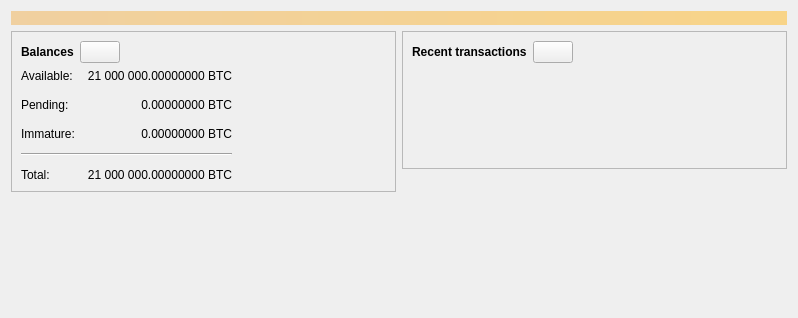
Before: the Qt Designer form src/qt/forms/overviewpage.ui in aurumcoin-au/Aurumcoin-AU, drawn with Qt 5.
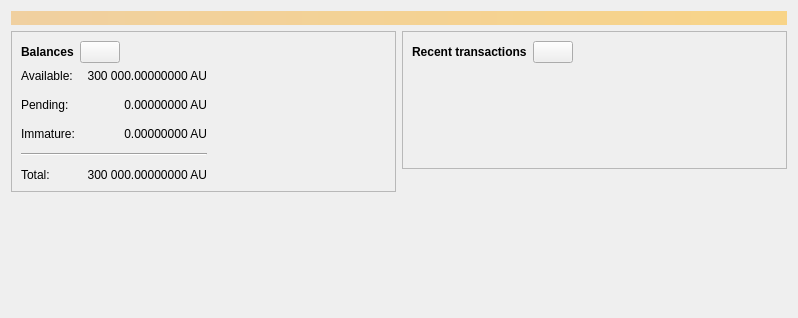
After: the same form once the commit is applied. Icons and pictures are not drawn. Custom widgets are drawn as their Qt base class.

Commit message:
Aurumcoin: GUI-Platzhalter und Schriftvorschau BTC -> AU
Platzhalter- und Vorschautexte der Formulare (Uebersicht, Ueberweisen,
Coin-Control, Zahlungsanforderung, Schriftvorschau in den Optionen)
zeigen AU statt BTC. Die Bitcoin-Maximalmenge 21 000 000 im Platzhalter
der Uebersicht ist durch die Aurumcoin-Maximalmenge 300 000 ersetzt.

What changed in the file:
```diff
--- a/src/qt/forms/overviewpage.ui
+++ b/src/qt/forms/overviewpage.ui
@@ -120,7 +120,7 @@
                <string>Total of transactions that have yet to be confirmed, and do not yet count toward the spendable balance</string>
               </property>
               <property name="text">
-               <string notr="true">0.00000000 BTC</string>
+               <string notr="true">0.00000000 AU</string>
               </property>
               <property name="alignment">
                <set>Qt::AlignRight|Qt::AlignTrailing|Qt::AlignVCenter</set>
@@ -153,7 +153,7 @@
                <string>Mined balance that has not yet matured</string>
               </property>
               <property name="text">
-               <string notr="true">0.00000000 BTC</string>
+               <string notr="true">0.00000000 AU</string>
               </property>
               <property name="alignment">
                <set>Qt::AlignRight|Qt::AlignTrailing|Qt::AlignVCenter</set>
@@ -192,7 +192,7 @@
                <string>Your current total balance</string>
               </property>
               <property name="text">
-               <string notr="true">21 000 000.00000000 BTC</string>
+               <string notr="true">300 000.00000000 AU</string>
               </property>
               <property name="alignment">
                <set>Qt::AlignRight|Qt::AlignTrailing|Qt::AlignVCenter</set>
@@ -218,7 +218,7 @@
                <string>Your current spendable balance</string>
               </property>
               <property name="text">
-               <string notr="true">21 000 000.00000000 BTC</string>
+               <string notr="true">300 000.00000000 AU</string>
               </property>
               <property name="alignment">
                <set>Qt::AlignRight|Qt::AlignTrailing|Qt::AlignVCenter</set>
```
The commit also changes 4 other files.
